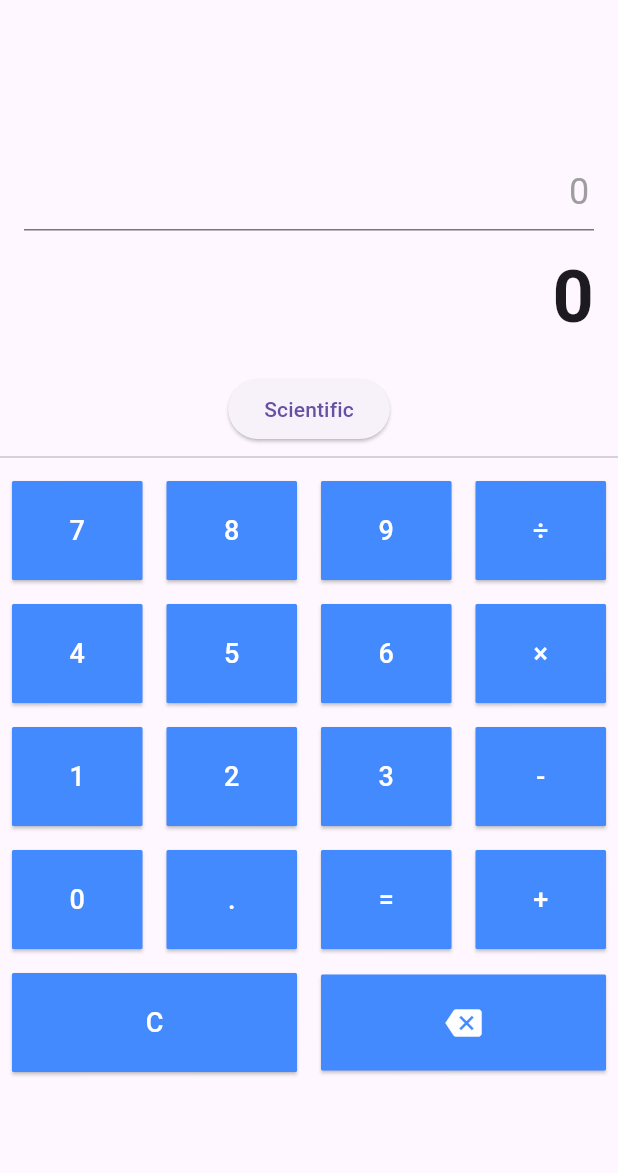
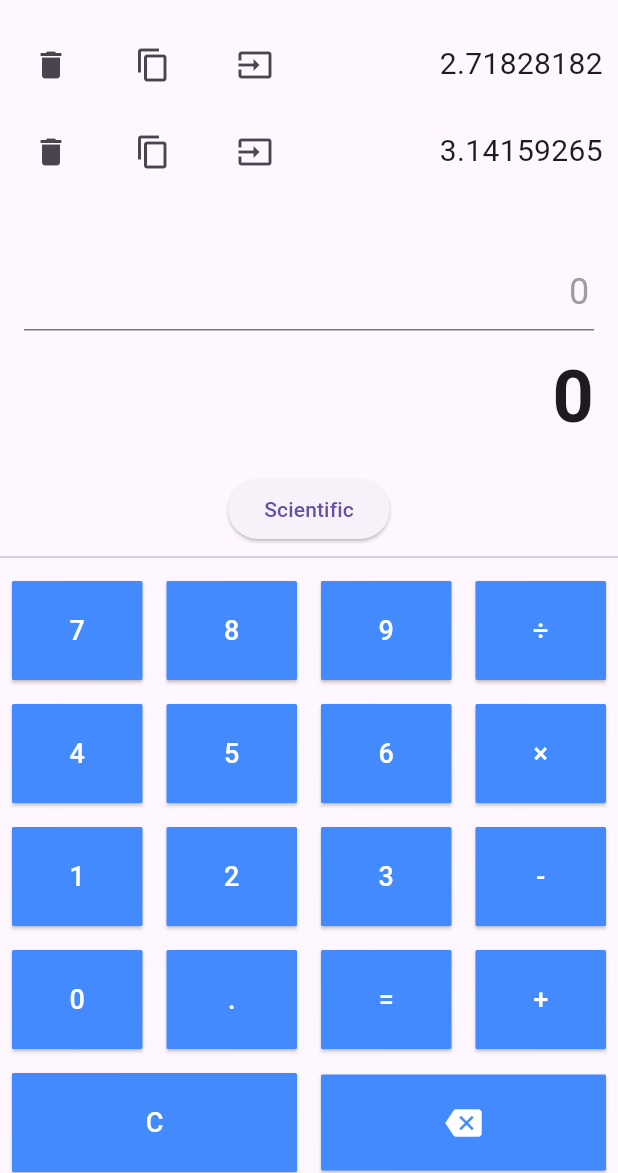
Before and after one commit to AbelMaireg/calculator-app--flutter, a Flutter app: the screen it shows after launch, on a phone screen of 412 x 824 dp, the part 63-1236 px from its top. Run offline on Flutter 3.47's test engine with Material 3 defaults, Android fonts, the phone set to English and light mode, and no system bars; our stand-ins replace math_expressions.

Commit message:
history added

```diff
--- a/lib/scientific_calculator.dart
+++ b/lib/scientific_calculator.dart
@@ -1,6 +1,7 @@
 import 'package:flutter/material.dart';
 import 'package:math_expressions/math_expressions.dart';
-import 'constants.dart';
+import 'package:flutter/services.dart';
+import 'package:app/constants.dart';
 
 class ScientificCalculator extends StatefulWidget {
   final VoidCallback toggleTheme;
@@ -15,6 +16,11 @@ class ScientificCalculatorState extends State<ScientificCalculator> {
   String result = '0';
   bool isScientificMode = false;
   bool isScientificModeShift = false;
+  final List<(int, String)> history = [
+    (1, pi.toString().substring(0, 10)),
+    (2, e_num.toString().substring(0, 10))
+  ];
+  int historyId = 3;
 
   late TextEditingController _expressionController;
 
@@ -56,6 +62,10 @@ class ScientificCalculatorState extends State<ScientificCalculator> {
               ));
           ContextModel cm = ContextModel();
           result = '${exp.evaluate(EvaluationType.REAL, cm)}';
+          setState(() {
+            historyId += 1;
+            history.add((historyId, result));
+          });
         } catch (e) {
           result = 'Error';
         }
@@ -99,6 +109,53 @@ class ScientificCalculatorState extends State<ScientificCalculator> {
       ),
       body: Column(
         children: [
+          SizedBox(
+            height: 100,
+            child: Column(
+              children: history.reversed.take(2).map((item) {
+                return Padding(
+                  padding: const EdgeInsets.symmetric(
+                      horizontal: 10.0, vertical: 5.0),
+                  child: Row(
+                    mainAxisAlignment: MainAxisAlignment.spaceBetween,
+                    children: [
+                      IconButton(
+                        icon: const Icon(Icons.delete),
+                        onPressed: () {
+                          setState(() {
+                            history.removeWhere((fi) => item.$1 == fi.$1);
+                          });
+                        },
+                      ),
+                      const SizedBox(width: 20),
+                      IconButton(
+                        icon: const Icon(Icons.copy),
+                        onPressed: () {
+                          Clipboard.setData(ClipboardData(text: item.$2));
+                        },
+                      ),
+                      const SizedBox(width: 20),
+                      IconButton(
+                        icon: const Icon(Icons.input),
+                        onPressed: () {
+                          expression = item.$2;
+                          _expressionController.text = item.$2;
+                        },
+                      ),
+                      const SizedBox(width: 20),
+                      Expanded(
+                        child: Text(
+                          item.$2,
+                          textAlign: TextAlign.right,
+                          style: const TextStyle(fontSize: 20),
+                        ),
+                      ),
+                    ],
+                  ),
+                );
+              }).toList(),
+            ),
+          ),
           Expanded(
             child: Container(
               padding: const EdgeInsets.all(16),
```
